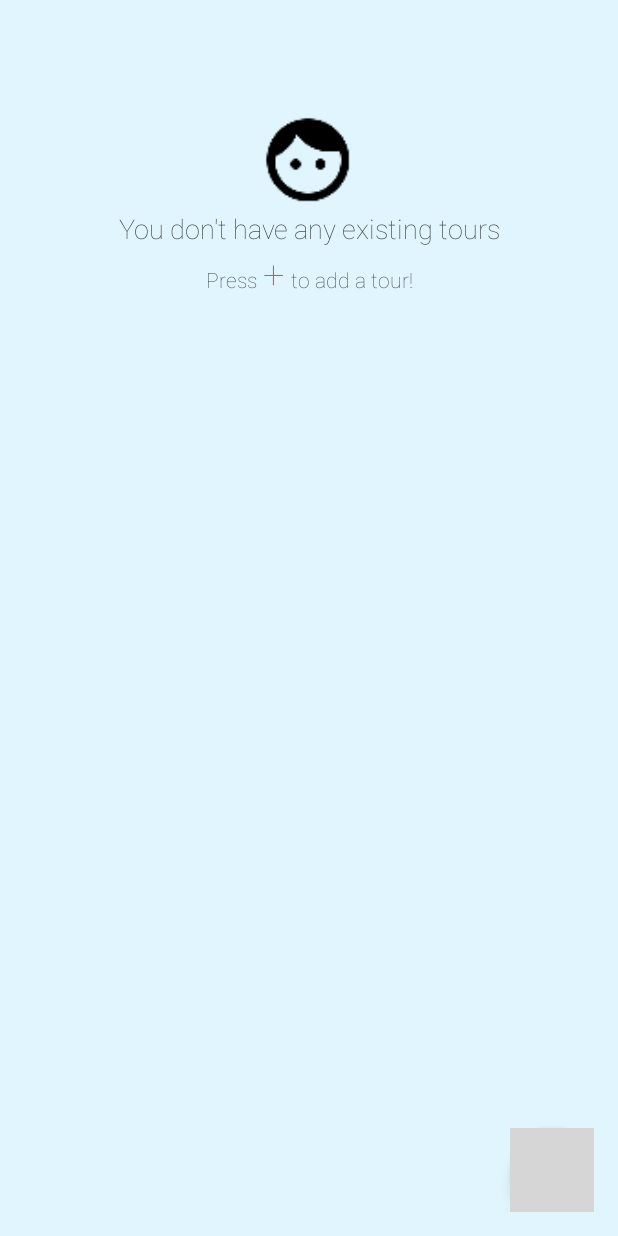
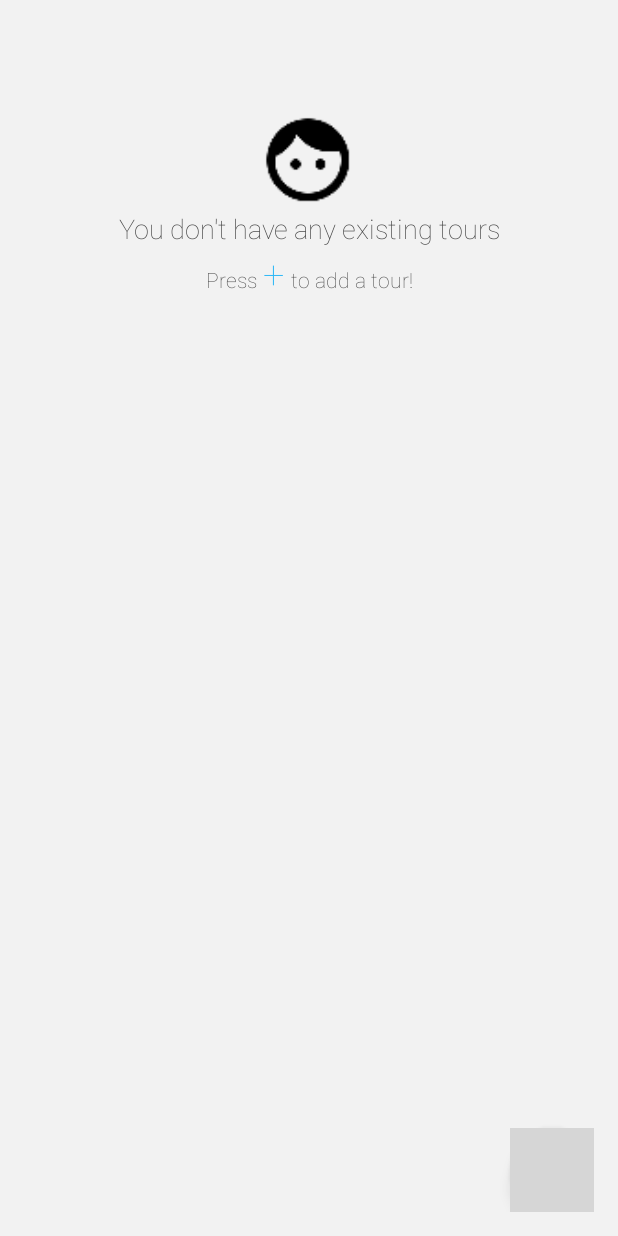
Before and after one commit to Russiee/TourablePublic, an Android app: the screen it shows after launch (StartActivity), on a phone screen of 412 x 824 dp. Run offline under Robolectric (Android 15) with nearby library versions, the phone set to English and light mode, and no system bars; libraries missing offline, so code that uses them is left out: com.github.clans.fab; plain views replace FloatingActionButton; 2 statements that could not run were skipped; grey boxes are pictures that could not be loaded.

Commit message:
AND-fix changed a few colours

```diff
--- a/android/app/src/main/res/layout/activity_start.xml
+++ b/android/app/src/main/res/layout/activity_start.xml
@@ -1,9 +1,9 @@
 <?xml version="1.0" encoding="utf-8"?>
-<RelativeLayout
-    xmlns:android="http://schemas.android.com/apk/res/android"
+<RelativeLayout xmlns:android="http://schemas.android.com/apk/res/android"
     xmlns:tools="http://schemas.android.com/tools"
     android:layout_width="match_parent"
     android:layout_height="match_parent"
+    xmlns:fab="http://schemas.android.com/apk/res-auto"
     android:paddingBottom="@dimen/activity_vertical_margin"
     android:paddingLeft="@dimen/activity_horizontal_margin"
     android:paddingRight="@dimen/activity_horizontal_margin"
@@ -66,6 +66,8 @@
 
     <com.github.clans.fab.FloatingActionButton
         android:id="@+id/fab"
+        fab:fab_colorNormal="@color/colorAccent"
+        fab:fab_colorPressed="@color/colorPrimary"
         android:layout_width="wrap_content"
         android:layout_height="wrap_content"
         android:layout_alignParentBottom="true"
--- a/android/app/src/main/res/values/colors.xml
+++ b/android/app/src/main/res/values/colors.xml
@@ -1,11 +1,10 @@
 <?xml version="1.0" encoding="utf-8"?>
 <resources>
-    <color name="colorPrimary">#29B6F6</color>
-    <color name="colorPrimaryDark">#01579B</color>
-    <color name="colorAccent">#F44336</color>
+    <color name="colorPrimary">#3F51B5</color>
+    <color name="colorPrimaryDark">#1A237E</color>
+    <color name="colorAccent">#fa29B6F6</color>
     <color name="button_normal">#424242</color>
-    <color name="colorBackground">#E1F5FE</color>
-    <color name="tintedBackground">#556D79</color>
+    <color name="colorBackground">#f2f2f2</color>
     <color name="colorText">#424242</color>
     <color name="whiteBGText">#424242</color>
     <color name="whiteText">#DE000000</color>
--- a/android/app/src/main/res/values/styles.xml
+++ b/android/app/src/main/res/values/styles.xml
@@ -5,11 +5,11 @@
     <style name="AppTheme" parent="Theme.AppCompat.Light.NoActionBar">
         <!-- Customize your theme here. -->
         <item name="android:windowNoTitle">true</item>
-        <item name="colorPrimary">#29B6F6</item>
-        <item name="colorPrimaryDark">#01579B</item>
-        <item name="colorAccent">#F44336</item>
+        <item name="colorPrimary">@color/colorPrimary</item>
+        <item name="colorPrimaryDark">@color/colorPrimaryDark</item>
+        <item name="colorAccent">@color/colorAccent</item>
         <item name="android:windowBackground">@color/colorBackground</item>
-        <item name="colorButtonNormal">#fa29B6F6</item>
+        <item name="colorButtonNormal">@color/colorAccent</item>
         <item name="android:textColor">@color/colorText</item>
         <item name="android:textAppearance">@color/colorText</item>
         <item name="android:fontFamily">"sans-serif-thin"</item>
@@ -17,11 +17,11 @@
 
     <style name="dialogTheme" parent="Theme.AppCompat.Dialog">
         <item name="android:windowNoTitle">true</item>
-        <item name="colorPrimary">#29B6F6</item>
-        <item name="colorPrimaryDark">#01579B</item>
-        <item name="colorAccent">#F44336</item>
+        <item name="colorPrimary">@color/colorPrimary</item>
+        <item name="colorPrimaryDark">@color/colorPrimaryDark</item>
+        <item name="colorAccent">@color/colorAccent</item>
         <item name="android:windowBackground">@color/colorBackground</item>
-        <item name="colorButtonNormal">#29B6F6</item>
+        <item name="colorButtonNormal">@color/colorAccent</item>
         <item name="android:textColor">@color/colorText</item>
         <item name="android:textAppearance">@color/colorText</item>
         <item name="android:fontFamily">"sans-serif-thin"</item>
@@ -40,9 +40,9 @@
 
     <style name="ToolbarTheme" parent="AppTheme">
         <!-- www.google.com/design/spec/style/color.html -->
-        <item name="android:colorPrimary">#29B6F6</item>
-        <item name="android:colorPrimaryDark">#01579B</item>
-        <item name="android:colorAccent">#F44336</item>
+        <item name="colorPrimary">@color/colorPrimary</item>
+        <item name="colorPrimaryDark">@color/colorPrimaryDark</item>
+        <item name="colorAccent">@color/colorAccent</item>
         <item name="android:textColor">@color/colorText</item>
         <item name="android:textAppearance">@color/colorText</item>
         <item name="android:fontFamily">"sans-serif-thin"</item>
```
